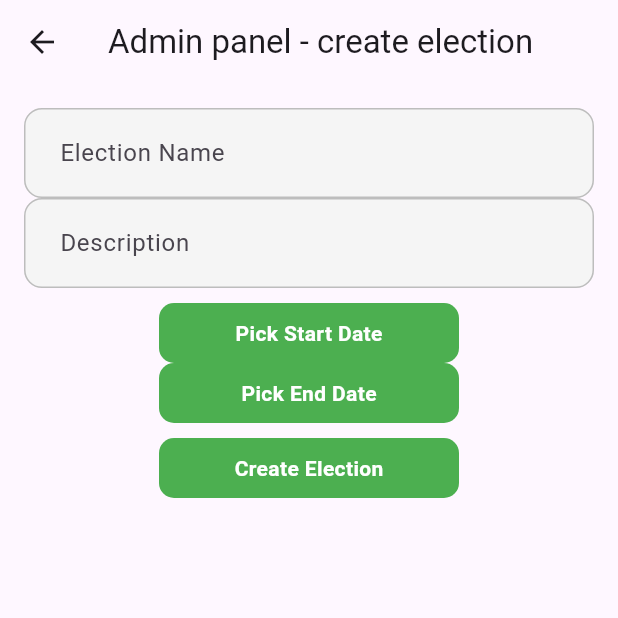
After one commit to farhanfk1/voting-system, a Flutter app: the screen it shows after launch, after a tap on "Login", after a tap on "Admin", on a phone screen of 412 x 824 dp, the top half of it. The commit adds this screen. Run offline on Flutter 3.47's test engine with Material 3 defaults, Android fonts, the light colour scheme and no system bars; our stand-ins replace another_flushbar, firebase_auth, firebase_core, fluttertoast; missing offline and left inert: web3dart; accounts and stored records are empty; network calls fail; statements that could not run were skipped.

```diff
--- /dev/null
+++ b/voting_system/lib/data/models/election_model.dart
@@ -0,0 +1,23 @@
+ class ElectionModel {
+   String id;
+   String name;
+   String description;
+   DateTime startDate;
+   DateTime endDate;
+
+   ElectionModel({
+    required this.id,
+    required this.name,
+    required this.description,
+    required this.startDate,
+    required this.endDate
+    });
+
+    Map<String, dynamic> toJson()=>{
+      'name': name,
+      'description': description,
+      'startDate': startDate,
+      'endDate':  endDate,
+    };
+
+}
--- a/voting_system/lib/main.dart
+++ b/voting_system/lib/main.dart
@@ -4,6 +4,7 @@ import 'package:flutter/material.dart';
 import 'package:provider/provider.dart';
 import 'package:voting_system/utils/routes/routes.dart';
 import 'package:voting_system/utils/routes/routes_name.dart';
+import 'package:voting_system/viewsModel/election_view_model.dart';
 import 'package:voting_system/viewsModel/login_view_model.dart';
 
 void main() async{
@@ -36,6 +37,8 @@ class MyApp extends StatelessWidget {
 
     return MultiProvider(providers: [
       ChangeNotifierProvider(create: (_) => LoginViewModel()),
+      ChangeNotifierProvider(create: (_) => ElectionViewModel()),
+
     ],
     child:  MaterialApp(
       debugShowCheckedModeBanner: false,
--- /dev/null
+++ b/voting_system/lib/repository/election_repository.dart
@@ -0,0 +1,44 @@
+import 'package:flutter/services.dart';
+import 'package:http/http.dart';
+import 'package:web3dart/web3dart.dart';
+
+class ElectionRepository {
+  final String _rpcUrl = 'https://sepolia.infura.io/v3/YOUR_INFURA_PROJECT_ID'; // ✅ Replace
+  final String _privateKey = 'YOUR_PRIVATE_KEY'; // ✅ Replace
+
+  late Web3Client _client;
+  late Credentials _credentials;
+  late EthereumAddress _contractAddress;
+  late DeployedContract _contract;
+  late ContractFunction _createElection;
+
+  ElectionRepository() {
+    _client = Web3Client(_rpcUrl, Client());
+    _contractAddress = EthereumAddress.fromHex('YOUR_CONTRACT_ADDRESS'); // ✅ Replace
+  }
+
+  Future<void> init() async {
+    _credentials = EthPrivateKey.fromHex(_privateKey);
+    final abiCode = await rootBundle.loadString('assets/abi/election.json');
+
+    _contract = DeployedContract(
+      ContractAbi.fromJson(abiCode, 'Election'),
+      _contractAddress,
+    );
+
+    _createElection = _contract.function('createElection');
+  }
+
+  Future<void> createElection(String name, String description, int start, int end) async {
+    await _client.sendTransaction(
+      _credentials,
+      Transaction.callContract(
+        contract: _contract,
+        function: _createElection,
+        parameters: [name, description, BigInt.from(start), BigInt.from(end)],
+        maxGas: 1000000,
+      ),
+      chainId: null,
+    );
+  }
+}
--- a/voting_system/lib/utils/routes/routes.dart
+++ b/voting_system/lib/utils/routes/routes.dart
@@ -1,5 +1,7 @@
 import 'package:flutter/material.dart';
 import 'package:voting_system/utils/routes/routes_name.dart';
+import 'package:voting_system/views/create_election_view.dart';
+import 'package:voting_system/views/forgor_password.dart';
 import 'package:voting_system/views/home.dart';
 import 'package:voting_system/views/login.dart';
 import 'package:voting_system/views/signup.dart';
@@ -15,6 +17,12 @@ class Routes {
        case RoutesName.signup:
       return MaterialPageRoute(builder: (BuildContext context)=> SignUpScreen());
 
+       case RoutesName.forgot:
+      return MaterialPageRoute(builder: (BuildContext context)=> ForgotPassword());
+
+       case RoutesName.createElection:
+      return MaterialPageRoute(builder: (BuildContext context)=> CreateElectionScreen());
+
       case RoutesName.home:
       return MaterialPageRoute(builder: (BuildContext context)=> HomeScreen());
 
--- a/voting_system/lib/utils/routes/routes_name.dart
+++ b/voting_system/lib/utils/routes/routes_name.dart
@@ -1,6 +1,8 @@
 class RoutesName {
   static const String  login = 'login_screen';
   static const String  signup = 'signup_screen';
+    static const String  forgot = 'forgot_screen';
+  static const String  createElection = 'createElection_screen';
   static const String  home = 'home_screen';
   static const String  voter = 'voter_screen';
    static const String  result = 'result_screen';
--- /dev/null
+++ b/voting_system/lib/views/create_election_view.dart
@@ -0,0 +1,124 @@
+import 'package:flutter/material.dart';
+import 'package:provider/provider.dart';
+import 'package:voting_system/viewsModel/election_view_model.dart';
+import 'package:voting_system/widgets/reusable_textfield.dart';
+import 'package:voting_system/widgets/round_button.dart';
+
+class CreateElectionScreen extends StatefulWidget {
+  const CreateElectionScreen({super.key});
+
+  @override
+  State<CreateElectionScreen> createState() => _CreateElectionScreenState();
+}
+
+class _CreateElectionScreenState extends State<CreateElectionScreen> {
+    final _nameController = TextEditingController();
+  final _descController = TextEditingController();
+
+DateTime? _startDate;
+DateTime? _endDate;
+
+
+@override
+void initState() {
+  super.initState();
+  Provider.of<ElectionViewModel>(context, listen: false).init();
+}
+
+void _submitElection()async{
+  final name = _nameController.text.trim();
+  final desc = _descController.text.trim();
+      if (name.isEmpty || desc.isEmpty || _startDate == null || _endDate == null) {
+      ScaffoldMessenger.of(context).showSnackBar(
+        SnackBar(content: Text('Please fill all fields')),
+      );
+      return;
+    }
+  final start = _startDate!.microsecondsSinceEpoch ~/ 1000;
+  final end = _endDate!.microsecondsSinceEpoch ~/ 1000;
+try {
+      await Provider.of<ElectionViewModel>(context, listen: false)
+          .createElection(name, desc, start, end);
+
+      ScaffoldMessenger.of(context).showSnackBar(
+        SnackBar(content: Text('Election Created Successfully')),
+      );
+
+      _nameController.clear();
+      _descController.clear();
+      setState(() {
+        _startDate = null;
+        _endDate = null;
+      });
+    } catch (e) {
+      ScaffoldMessenger.of(context).showSnackBar(
+        SnackBar(content: Text('Failed to create election')),
+      );
+    }
+}
+
+  @override
+  Widget build(BuildContext context) {
+    final vm = Provider.of<ElectionViewModel>(context);
+    return Scaffold(
+      appBar: AppBar(
+        title:  Text('Admin panel - create election'),
+      ),
+
+     body: Padding(
+           padding: EdgeInsets.all(16.0),
+           child: Column(
+            children: [
+              ReusableTextFormField(
+                controller: _nameController,
+                hintText: 'Enter Election Name',
+                labelText: 'Election Name',
+                ),
+                ReusableTextFormField(
+                  controller: _descController,
+                  hintText: 'Enter Description',
+                  labelText: 'Description'
+                  ),
+
+                  SizedBox(height: 10,),
+                  RoundButton(
+                    onPress: ()async{
+                      final picked = await showDatePicker(
+                        context: context,
+                        initialDate: DateTime.now(),
+                        firstDate: DateTime.now(),
+                        lastDate: DateTime(2100)
+                        );
+                if (picked != null) setState(() => _startDate = picked);
+                    },
+                     title: _startDate == null ? 'Pick Start Date' :
+                     'Start: ${_startDate!.toLocal().toString().split('')[0]}'
+                     ),
+
+                     RoundButton(onPress: ()async{
+                        final picked = await showDatePicker(
+                          context: context,
+                          initialDate: DateTime.now().add(Duration(days: 1)),
+                          firstDate: DateTime.now(),
+                          lastDate: DateTime(2100));
+                if (picked != null) setState(() => _endDate = picked);
+                     },
+                     title: _endDate == null
+                  ? 'Pick End Date'
+                  : 'End: ${_endDate!.toLocal().toString().split(' ')[0]}',
+                     ),
+                     SizedBox(height: 10,),
+                    vm.isLoading ? CircularProgressIndicator():
+                     RoundButton(onPress: (){
+                      _submitElection();
+                     },
+                      title: 'Create Election'
+
+                      )
+            ],
+           ),
+              ),
+
+    );
+  }
+}
--- a/voting_system/lib/views/login.dart
+++ b/voting_system/lib/views/login.dart
@@ -151,25 +151,39 @@ class _LoginScreenState extends State<LoginScreen> {
                            SizedBox(height: height * .085,),
                            Consumer<LoginViewModel>(builder: (context, provider , child){
                             return     RoundButton(
-                          onPress: (){
-                         Navigator.pushNamed(context, RoutesName.home);
+                                                         title: 'Login',
+                           loading: provider.loading,
+                          onPress: ()async{
+
                             if(_formKey.currentState!.validate()){
                 final loginViewModel = Provider.of<LoginViewModel>(context,listen: false);
-                loginViewModel.login(
+            bool isSuccess = await   loginViewModel.login(
                   email:  _emailController.text.trim(),
                   password: _passwordController.text.trim(),
                   context: context
                 );
+                             if(isSuccess){
+                            Navigator.pushNamed(context, RoutesName.home);
                         print("Email: ${_emailController.text}");
                               print("Password: ${_passwordController.text}");
                             }
+
+
+                            }
                           },
-                           title: 'Login',
-                           loading: provider.loading,
+
                            );
                            }),
-                           SizedBox(height: height * .085,),
-
+                              Align(
+                                alignment: Alignment.bottomRight,
+                                child: TextButton(onPressed: (){
+                                  Navigator.pushNamed(context, RoutesName.forgot);
+                                },
+                                 child: Text("Forgot Password?", style: TextStyle(
+                                  fontWeight: FontWeight.bold,
+                                  color: Colors.green),)
+                                 ),
+                              ),
                            Row(
                             mainAxisAlignment: MainAxisAlignment.center,
                             crossAxisAlignment: CrossAxisAlignment.center,
@@ -184,10 +198,16 @@ class _LoginScreenState extends State<LoginScreen> {
                                child: Text("SignUp", style: TextStyle(
                                 fontWeight: FontWeight.bold,
                                 color: Colors.green),)
-                               )
+                               ),
                             ],
-                           )
-
+                           ),
+                       TextButton(onPressed: (){
+                      Navigator.pushNamed(context, RoutesName.createElection);
+                              },
+                               child: Text("Admin", style: TextStyle(
+                                fontWeight: FontWeight.bold,
+                                color: Colors.green),)
+                               ),
 
                       ],
                     ),
--- /dev/null
+++ b/voting_system/lib/viewsModel/election_view_model.dart
@@ -0,0 +1,34 @@
+
+ import 'package:flutter/widgets.dart';
+import 'package:voting_system/repository/election_repository.dart';
+
+class ElectionViewModel with ChangeNotifier{
+
+ final ElectionRepository _repo = ElectionRepository();
+
+  bool _isLoading = false;
+  bool get isLoading => _isLoading;
+
+
+
+ Future<void> init()async{
+  _isLoading = true;
+  notifyListeners();
+  await _repo.init();
+  _isLoading = false;
+  notifyListeners();
+ }
+  Future<void> createElection(String name, String description, int start,  int end)async{
+    _isLoading= true;
+    notifyListeners();
+    try{
+      await  _repo.createElection(name, description, start, end);
+    } catch (e){
+      debugPrint('Error creating election: $e');
+      rethrow;
+    } finally {
+      _isLoading = false;
+      notifyListeners();
+    }
+   }
+}
--- a/voting_system/pubspec.yaml
+++ b/voting_system/pubspec.yaml
@@ -36,6 +36,8 @@ dependencies:
   firebase_auth: ^6.0.2
   provider: ^6.1.5+1
   cloud_firestore: ^6.0.1
+  web3dart: ^2.6.1
+  http: ^1.5.0
 
   # The following adds the Cupertino Icons font to your application.
   # Use with the CupertinoIcons class for iOS style icons.
```
Also changed, not shown: voting_system/lib/views/forgor_password.dart (added, +49 -0 lines), voting_system/lib/viewsModel/login_view_model.dart (+5 -2 lines), voting_system/pubspec.lock.
